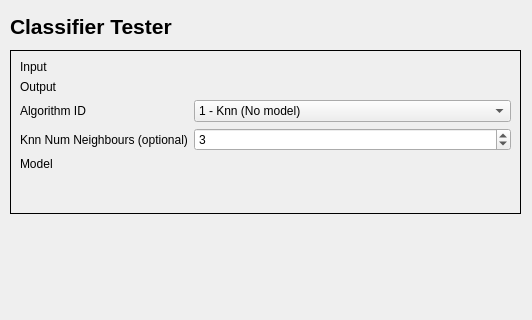
Above: atr_classifier_tester/classifier_tester_dialog_base.ui from AUGSignals/qgis-plugins before the change; both pictures show x 0 to 532 and y 0 to 320 of the 532 by 472 pixel window. Below: the same form after it.
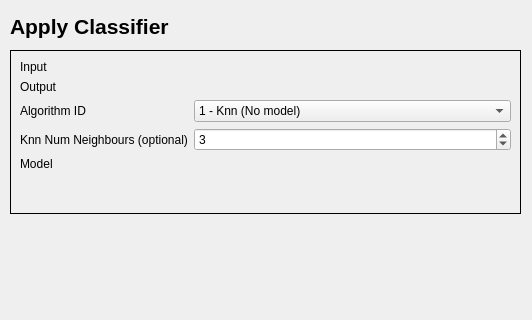
That is the form after the change. Icons and pictures are not drawn. Custom widgets are drawn as their Qt base class.

```diff
--- a/atr_classifier_tester/classifier_tester_dialog_base.ui
+++ b/atr_classifier_tester/classifier_tester_dialog_base.ui
@@ -177,7 +177,7 @@
     <rect>
      <x>10</x>
      <y>10</y>
-     <width>247</width>
+     <width>501</width>
      <height>33</height>
     </rect>
    </property>
@@ -186,7 +186,7 @@
 &lt;html&gt;&lt;head&gt;&lt;meta name=&quot;qrichtext&quot; content=&quot;1&quot; /&gt;&lt;style type=&quot;text/css&quot;&gt;
 p, li { white-space: pre-wrap; }
 &lt;/style&gt;&lt;/head&gt;&lt;body style=&quot; font-family:'MS Shell Dlg 2'; font-size:8pt; font-weight:400; font-style:normal;&quot;&gt;
-&lt;p style=&quot; margin-top:0px; margin-bottom:0px; margin-left:0px; margin-right:0px; -qt-block-indent:0; text-indent:0px;&quot;&gt;&lt;span style=&quot; font-family:'Sans Serif'; font-size:16pt; font-weight:600;&quot;&gt;Classifier Tester&lt;/span&gt;&lt;/p&gt;&lt;/body&gt;&lt;/html&gt;</string>
+&lt;p style=&quot; margin-top:0px; margin-bottom:0px; margin-left:0px; margin-right:0px; -qt-block-indent:0; text-indent:0px;&quot;&gt;&lt;span style=&quot; font-family:'Sans Serif'; font-size:16pt; font-weight:600;&quot;&gt;Apply Classifier&lt;/span&gt;&lt;/p&gt;&lt;/body&gt;&lt;/html&gt;</string>
    </property>
   </widget>
  </widget>
```
Left out of the diff: 25 changed lines with no effect on the pictures.
